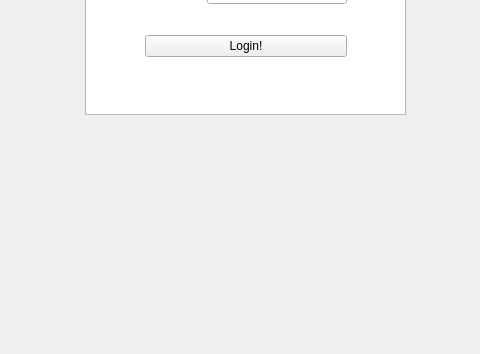
Old version of the form shubh/SoundScape/loginwindow.ui in the repository Chi-joy/SoundScape-bitbucket; both pictures show x 145 to 625 and y 246 to 600 of the 800 by 600 pixel window.
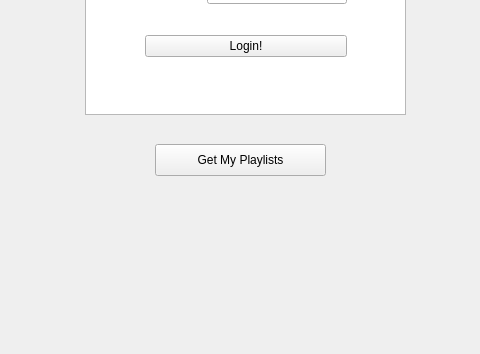
New version of the form.

What changed in the file:
```diff
--- a/shubh/SoundScape/loginwindow.ui
+++ b/shubh/SoundScape/loginwindow.ui
@@ -118,6 +118,19 @@
      </layout>
     </widget>
    </widget>
+   <widget class="QPushButton" name="pushButton_playlists">
+    <property name="geometry">
+     <rect>
+      <x>300</x>
+      <y>390</y>
+      <width>171</width>
+      <height>32</height>
+     </rect>
+    </property>
+    <property name="text">
+     <string>Get My Playlists</string>
+    </property>
+   </widget>
   </widget>
   <widget class="QMenuBar" name="menubar">
    <property name="geometry">
```
